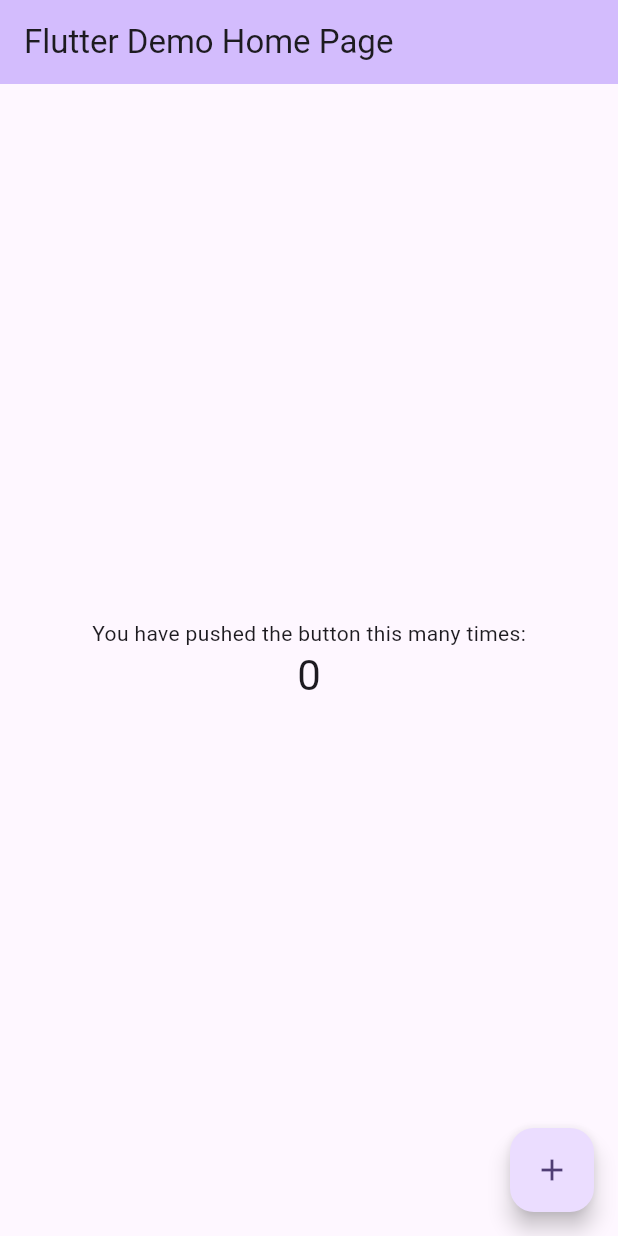
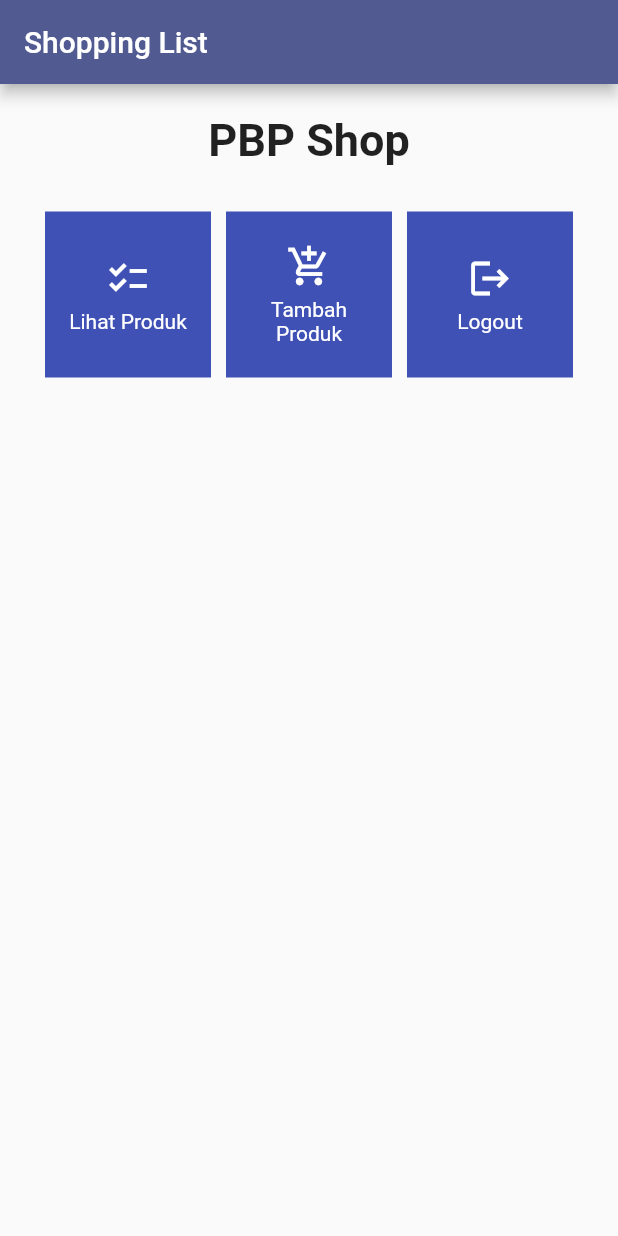
Before and after one commit to zaimnazif974/shopping-list-mobile, a Flutter app: the screen it shows after launch, on a phone screen of 412 x 824 dp. Run offline on Flutter 3.47's test engine with Material 2 defaults, Android fonts, the phone set to English and light mode, and no system bars.

Commit message:
menyelesaikan tutorial 6

```diff
--- a/lib/main.dart
+++ b/lib/main.dart
@@ -1,4 +1,5 @@
 import 'package:flutter/material.dart';
+import 'package:shopping_list/menu.dart';
 
 void main() {
   runApp(const MyApp());
@@ -15,111 +16,17 @@ class MyApp extends StatelessWidget {
       theme: ThemeData(
         // This is the theme of your application.
         //
-        // TRY THIS: Try running your application with "flutter run". You'll see
-        // the application has a blue toolbar. Then, without quitting the app,
-        // try changing the seedColor in the colorScheme below to Colors.green
-        // and then invoke "hot reload" (save your changes or press the "hot
-        // reload" button in a Flutter-supported IDE, or press "r" if you used
-        // the command line to start the app).
-        //
+        // Try running your application with "flutter run". You'll see the
+        // application has a blue toolbar. Then, without quitting the app, try
+        // changing the primarySwatch below to Colors.green and then invoke
+        // "hot reload" (press "r" in the console where you ran "flutter run",
+        // or simply save your changes to "hot reload" in a Flutter IDE).
         // Notice that the counter didn't reset back to zero; the application
-        // state is not lost during the reload. To reset the state, use hot
-        // restart instead.
-        //
-        // This works for code too, not just values: Most code changes can be
-        // tested with just a hot reload.
-        colorScheme: ColorScheme.fromSeed(seedColor: Colors.deepPurple),
-        useMaterial3: true,
+        // is not restarted.
+        colorScheme: ColorScheme.fromSeed(seedColor: Colors.indigo),
+        primarySwatch: Colors.blue,
       ),
-      home: const MyHomePage(title: 'Flutter Demo Home Page'),
+      home: MyHomePage(),
     );
   }
 }
-
-class MyHomePage extends StatefulWidget {
-  const MyHomePage({super.key, required this.title});
-
-  // This widget is the home page of your application. It is stateful, meaning
-  // that it has a State object (defined below) that contains fields that affect
-  // how it looks.
-
-  // This class is the configuration for the state. It holds the values (in this
-  // case the title) provided by the parent (in this case the App widget) and
-  // used by the build method of the State. Fields in a Widget subclass are
-  // always marked "final".
-
-  final String title;
-
-  @override
-  State<MyHomePage> createState() => _MyHomePageState();
-}
-
-class _MyHomePageState extends State<MyHomePage> {
-  int _counter = 0;
-
-  void _incrementCounter() {
-    setState(() {
-      // This call to setState tells the Flutter framework that something has
-      // changed in this State, which causes it to rerun the build method below
-      // so that the display can reflect the updated values. If we changed
-      // _counter without calling setState(), then the build method would not be
-      // called again, and so nothing would appear to happen.
-      _counter++;
-    });
-  }
-
-  @override
-  Widget build(BuildContext context) {
-    // This method is rerun every time setState is called, for instance as done
-    // by the _incrementCounter method above.
-    //
-    // The Flutter framework has been optimized to make rerunning build methods
-    // fast, so that you can just rebuild anything that needs updating rather
-    // than having to individually change instances of widgets.
-    return Scaffold(
-      appBar: AppBar(
-        // TRY THIS: Try changing the color here to a specific color (to
-        // Colors.amber, perhaps?) and trigger a hot reload to see the AppBar
-        // change color while the other colors stay the same.
-        backgroundColor: Theme.of(context).colorScheme.inversePrimary,
-        // Here we take the value from the MyHomePage object that was created by
-        // the App.build method, and use it to set our appbar title.
-        title: Text(widget.title),
-      ),
-      body: Center(
-        // Center is a layout widget. It takes a single child and positions it
-        // in the middle of the parent.
-        child: Column(
-          // Column is also a layout widget. It takes a list of children and
-          // arranges them vertically. By default, it sizes itself to fit its
-          // children horizontally, and tries to be as tall as its parent.
-          //
-          // Column has various properties to control how it sizes itself and
-          // how it positions its children. Here we use mainAxisAlignment to
-          // center the children vertically; the main axis here is the vertical
-          // axis because Columns are vertical (the cross axis would be
-          // horizontal).
-          //
-          // TRY THIS: Invoke "debug painting" (choose the "Toggle Debug Paint"
-          // action in the IDE, or press "p" in the console), to see the
-          // wireframe for each widget.
-          mainAxisAlignment: MainAxisAlignment.center,
-          children: <Widget>[
-            const Text(
-              'You have pushed the button this many times:',
-            ),
-            Text(
-              '$_counter',
-              style: Theme.of(context).textTheme.headlineMedium,
-            ),
-          ],
-        ),
-      ),
-      floatingActionButton: FloatingActionButton(
-        onPressed: _incrementCounter,
-        tooltip: 'Increment',
-        child: const Icon(Icons.add),
-      ), // This trailing comma makes auto-formatting nicer for build methods.
-    );
-  }
-}
--- /dev/null
+++ b/lib/menu.dart
@@ -0,0 +1,113 @@
+import 'package:flutter/material.dart';
+
+class MyHomePage extends StatelessWidget {
+  MyHomePage({Key? key}) : super(key: key);
+
+  final List<ShopItem> items = [
+    ShopItem("Lihat Produk", Icons.checklist),
+    ShopItem("Tambah Produk", Icons.add_shopping_cart),
+    ShopItem("Logout", Icons.logout),
+  ];
+
+  @override
+  Widget build(BuildContext context) {
+    return Scaffold(
+      appBar: AppBar(
+        title: const Text(
+          'Shopping List',
+        ),
+      ),
+      body: SingleChildScrollView(
+        // Widget wrapper yang dapat discroll
+        child: Padding(
+          padding: const EdgeInsets.all(10.0), // Set padding dari halaman
+          child: Column(
+            // Widget untuk menampilkan children secara vertikal
+            children: <Widget>[
+              const Padding(
+                padding: EdgeInsets.only(top: 10.0, bottom: 10.0),
+                // Widget Text untuk menampilkan tulisan dengan alignment center dan style yang sesuai
+                child: Text(
+                  'PBP Shop', // Text yang menandakan toko
+                  textAlign: TextAlign.center,
+                  style: TextStyle(
+                    fontSize: 30,
+                    fontWeight: FontWeight.bold,
+                  ),
+                ),
+              ),
+              // Grid layout
+              GridView.count(
+                // Container pada card kita.
+                primary: true,
+                padding: const EdgeInsets.all(20),
+                crossAxisSpacing: 10,
+                mainAxisSpacing: 10,
+                crossAxisCount: 3,
+                shrinkWrap: true,
+                children: items.map((ShopItem item) {
+                  // Iterasi untuk setiap item
+                  return ShopCard(item);
+                }).toList(),
+              ),
+            ],
+          ),
+        ),
+      ),
+    );
+  }
+}
+
+
+class ShopItem {
+  final String name;
+  final IconData icon;
+
+  ShopItem(this.name, this.icon);
+}
+
+
+class ShopCard extends StatelessWidget {
+  final ShopItem item;
+
+  const ShopCard(this.item, {super.key}); // Constructor
+
+  @override
+  Widget build(BuildContext context) {
+    return Material(
+      color: Colors.indigo,
+      child: InkWell(
+        // Area responsive terhadap sentuhan
+        onTap: () {
+          // Memunculkan SnackBar ketika diklik
+          ScaffoldMessenger.of(context)
+            ..hideCurrentSnackBar()
+            ..showSnackBar(SnackBar(
+                content: Text("Kamu telah menekan tombol ${item.name}!")));
+        },
+        child: Container(
+          // Container untuk menyimpan Icon dan Text
+          padding: const EdgeInsets.all(8),
+          child: Center(
+            child: Column(
+              mainAxisAlignment: MainAxisAlignment.center,
+              children: [
+                Icon(
+                  item.icon,
+                  color: Colors.white,
+                  size: 30.0,
+                ),
+                const Padding(padding: EdgeInsets.all(3)),
+                Text(
+                  item.name,
+                  textAlign: TextAlign.center,
+                  style: const TextStyle(color: Colors.white),
+                ),
+              ],
+            ),
+          ),
+        ),
+      ),
+    );
+  }
+}
```
